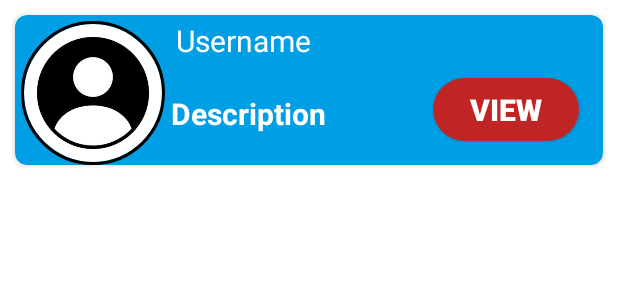
After one commit to dillahmwangi/KCA_Voting_App, an Android app: the layout single_view.xml on its own in the app's theme, with its tools: preview values and no code run, on a phone screen of 412 x 824 dp. The commit adds this screen. Shown: the top 300 px of the screen. Run offline under Robolectric (Android 15) with nearby library versions, the phone set to English and light mode, and no system bars.

Commit message:
latest commits

```diff
--- a/app/build.gradle
+++ b/app/build.gradle
@@ -37,4 +37,6 @@ dependencies {
     androidTestImplementation 'androidx.test.ext:junit:1.1.3'
     androidTestImplementation 'androidx.test.espresso:espresso-core:3.4.0'
 
+    implementation 'de.hdodenhof:circleimageview:3.1.0'
+
 }
--- a/app/src/main/java/uk/cmd/kcauvotingapp/nominee_prof.java
+++ b/app/src/main/java/uk/cmd/kcauvotingapp/nominee_prof.java
@@ -1,14 +1,19 @@
 package uk.cmd.kcauvotingapp;
 
 import androidx.appcompat.app.AppCompatActivity;
+import androidx.recyclerview.widget.LinearLayoutManager;
+import androidx.recyclerview.widget.RecyclerView;
 
 import android.os.Bundle;
 
 public class nominee_prof extends AppCompatActivity {
 
+    RecyclerView recyclerView;
     @Override
     protected void onCreate(Bundle savedInstanceState) {
         super.onCreate(savedInstanceState);
         setContentView(R.layout.activity_nominee_prof);
+        recyclerView = findViewById(R.id.recyclerView);
+        recyclerView.setLayoutManager(new LinearLayoutManager(this));
     }
 }
--- /dev/null
+++ b/app/src/main/java/uk/cmd/kcauvotingapp/single_view.java
@@ -0,0 +1,36 @@
+package uk.cmd.kcauvotingapp;
+
+public class single_view {
+    private int imageProfile;
+    private String username,description;
+
+    public single_view(int imageProfile, String username, String description) {
+        this.imageProfile = imageProfile;
+        this.username = username;
+        this.description = description;
+    }
+
+    public int getImageProfile() {
+        return imageProfile;
+    }
+
+    public void setImageProfile(int imageProfile) {
+        this.imageProfile = imageProfile;
+    }
+
+    public String getUsername() {
+        return username;
+    }
+
+    public void setUsername(String username) {
+        this.username = username;
+    }
+
+    public String getDescription() {
+        return description;
+    }
+
+    public void setDescription(String description) {
+        this.description = description;
+    }
+}
--- a/app/src/main/res/layout/activity_nominee_prof.xml
+++ b/app/src/main/res/layout/activity_nominee_prof.xml
@@ -6,8 +6,16 @@
     android:layout_height="match_parent"
     tools:context=".nominee_prof">
 
+    <androidx.recyclerview.widget.RecyclerView
+        android:id="@+id/recyclerView"
+        android:layout_width="0dp"
+        android:layout_height="0dp"
+        app:layout_constraintBottom_toBottomOf="parent"
+        app:layout_constraintEnd_toEndOf="parent"
+        app:layout_constraintStart_toStartOf="parent"
+        app:layout_constraintTop_toTopOf="parent">
 
-
+    </androidx.recyclerview.widget.RecyclerView>
 
 
 </androidx.constraintlayout.widget.ConstraintLayout>
--- /dev/null
+++ b/app/src/main/res/layout/single_view.xml
@@ -0,0 +1,89 @@
+<?xml version="1.0" encoding="utf-8"?>
+<androidx.constraintlayout.widget.ConstraintLayout xmlns:android="http://schemas.android.com/apk/res/android"
+    xmlns:app="http://schemas.android.com/apk/res-auto"
+    xmlns:tools="http://schemas.android.com/tools"
+    android:layout_width="match_parent"
+    android:layout_height="match_parent">
+
+    <androidx.cardview.widget.CardView
+        android:id="@+id/cardView"
+        android:layout_width="0dp"
+        android:layout_height="100dp"
+        android:layout_margin="10dp"
+        android:layout_marginStart="9dp"
+        android:layout_marginLeft="9dp"
+        android:layout_marginEnd="9dp"
+        android:layout_marginRight="9dp"
+        app:cardCornerRadius="8dp"
+        app:layout_constraintEnd_toEndOf="parent"
+        app:layout_constraintStart_toStartOf="parent"
+        app:layout_constraintTop_toTopOf="parent"
+        android:backgroundTint="@color/blue">
+
+        <androidx.constraintlayout.widget.ConstraintLayout
+            android:layout_width="match_parent"
+            android:layout_height="match_parent">
+
+            <de.hdodenhof.circleimageview.CircleImageView
+                android:id="@+id/profile_image"
+                android:layout_width="96dp"
+                android:layout_height="96dp"
+                app:civ_border_color="#FF000000"
+                android:src="@drawable/img"
+                app:civ_border_width="2dp"
+                app:layout_constraintBottom_toBottomOf="parent"
+                app:layout_constraintEnd_toEndOf="parent"
+                app:layout_constraintHorizontal_bias="0.013"
+                app:layout_constraintStart_toStartOf="parent" />
+
+            <TextView
+                android:id="@+id/txtUsername"
+                android:layout_width="225dp"
+                android:layout_height="34dp"
+                android:text="@string/username"
+                android:textColor="@color/white"
+                android:textSize="20sp"
+                app:layout_constraintBottom_toBottomOf="parent"
+                app:layout_constraintEnd_toEndOf="parent"
+                app:layout_constraintHorizontal_bias="0.642"
+                app:layout_constraintStart_toStartOf="parent"
+                app:layout_constraintTop_toTopOf="parent"
+                app:layout_constraintVertical_bias="0.054" />
+
+            <TextView
+                android:id="@+id/txtDescription"
+                android:layout_width="152dp"
+                android:layout_height="33dp"
+                android:layout_marginEnd="136dp"
+                android:layout_marginRight="136dp"
+                android:text="@string/description"
+                android:textColor="@color/white"
+                android:textSize="20sp"
+                android:textStyle="bold"
+                app:layout_constraintBottom_toBottomOf="parent"
+                app:layout_constraintEnd_toEndOf="parent"
+                app:layout_constraintTop_toTopOf="parent"
+                app:layout_constraintVertical_bias="0.78" />
+
+            <androidx.appcompat.widget.AppCompatButton
+                android:id="@+id/btn_view"
+                android:layout_width="97dp"
+                android:layout_height="42dp"
+                android:layout_marginEnd="16dp"
+                android:layout_marginRight="16dp"
+                android:background="@drawable/btn_shape"
+                android:backgroundTint="@color/red"
+                android:text="@string/view"
+                android:textColor="@color/white"
+                android:textSize="20sp"
+                android:textStyle="bold"
+                app:layout_constraintBottom_toBottomOf="parent"
+                app:layout_constraintEnd_toEndOf="parent"
+                app:layout_constraintTop_toTopOf="parent"
+                app:layout_constraintVertical_bias="0.724" />
+
+
+        </androidx.constraintlayout.widget.ConstraintLayout>
+
+    </androidx.cardview.widget.CardView>
+</androidx.constraintlayout.widget.ConstraintLayout>
--- a/app/src/main/res/values/strings.xml
+++ b/app/src/main/res/values/strings.xml
@@ -3,4 +3,7 @@
     <string name="admin">ADMINISTRATOR</string>
     <string name="std">STUDENT</string>
     <string name="img">Image</string>
+    <string name="view">View</string>
+    <string name="username">Username</string>
+    <string name="description">Description</string>
 </resources>
```
Also changed, not shown: app/src/main/res/drawable/img.png (added).
